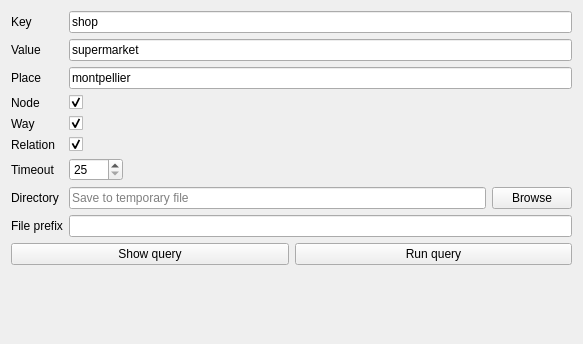
Before: the Qt Designer form ui/quick_query.ui in 3liz/QuickOSM, drawn with Qt 5.
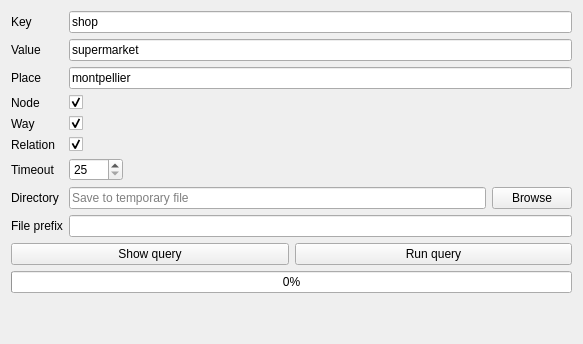
After: the same form once the commit is applied.

```diff
--- a/ui/quick_query.ui
+++ b/ui/quick_query.ui
@@ -193,6 +193,13 @@
      </item>
     </layout>
    </item>
+   <item>
+    <widget class="QProgressBar" name="progressBar_execution">
+     <property name="value">
+      <number>0</number>
+     </property>
+    </widget>
+   </item>
    <item>
     <spacer name="verticalSpacer">
      <property name="orientation">
```
